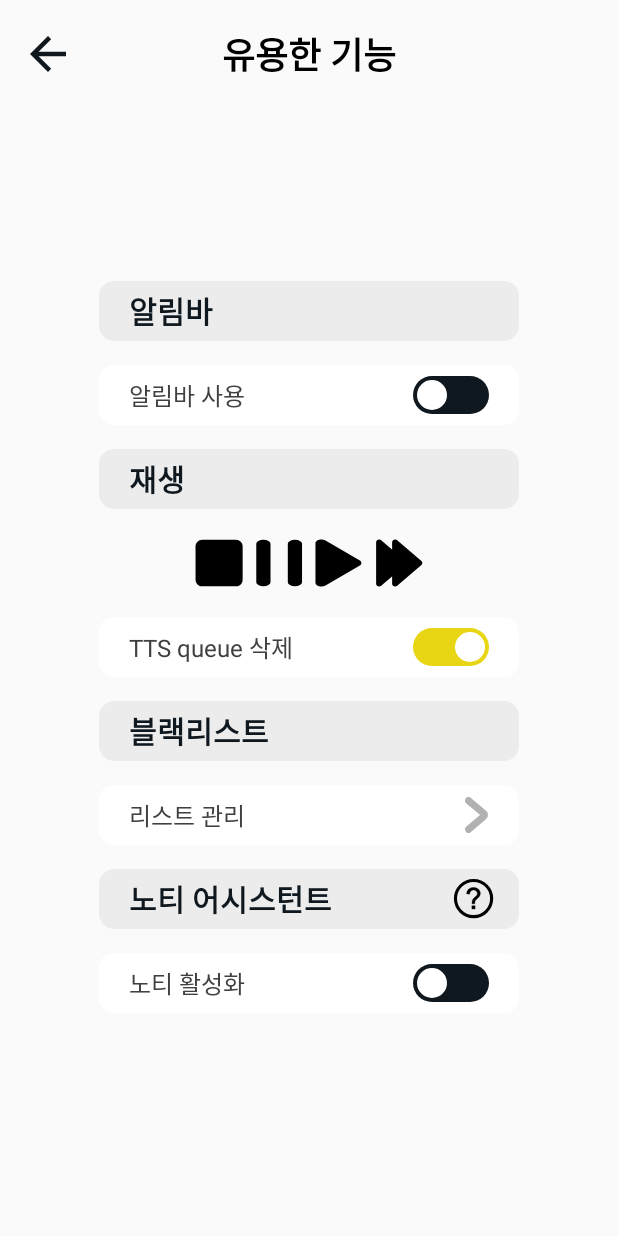
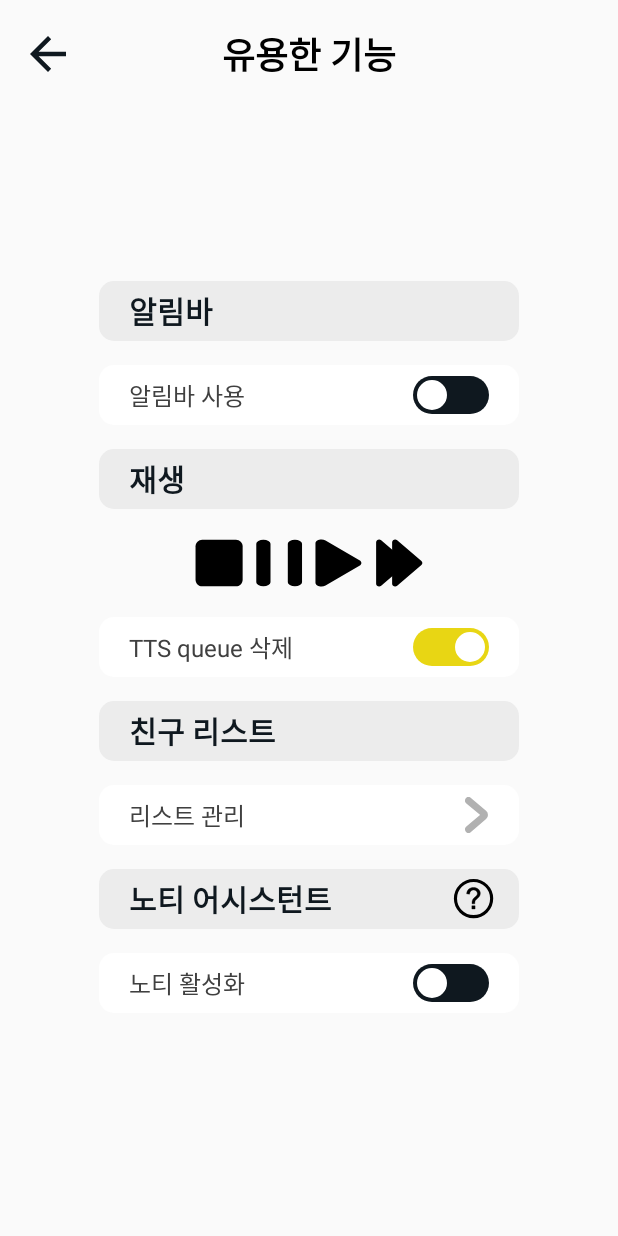
Before and after one commit to khg9849/CapstoneDesign2_team4, an Android app: the UsefulActivity screen opened directly, with no data from a screen before it, on a phone screen of 412 x 824 dp. Run offline under Robolectric (Android 15) with nearby library versions, the phone set to English and light mode, and no system bars; 2 statements that could not run were skipped.

Commit message:
블랙리스트 -> 친구리스트 이름 변경

```diff
--- a/KakaoTalktoSpeech/app/src/main/res/layout/activity_usefulfeatures.xml
+++ b/KakaoTalktoSpeech/app/src/main/res/layout/activity_usefulfeatures.xml
@@ -228,7 +228,7 @@
                 android:layout_height="wrap_content"
                 android:layout_centerVertical="true"
                 android:layout_marginLeft="20dp"
-                android:text="블랙리스트"
+                android:text="친구 리스트"
                 android:textAppearance="@style/H2"
                 android:textColor="@color/darkblue0"
                 android:textStyle="bold" />
```
